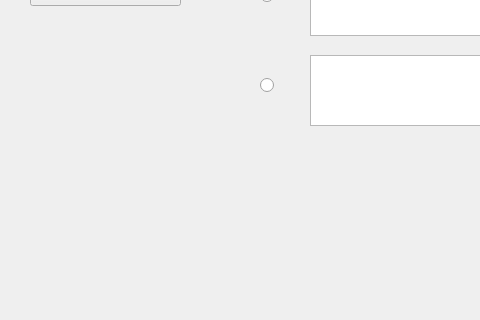
Above: ui/ObjectiveItemQuiz.ui from Harahan/BUAA-python-programming-2022-summer before the change; both pictures show x 0 to 480 and y 435 to 755 of the 1200 by 755 pixel window. Below: the same form after it.
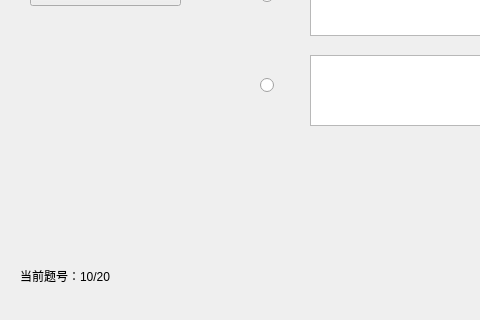
That is the form after the change.

Commit message: fix showing quiz schedule and format tips when contributing

Diff of the .ui file:
```diff
--- a/ui/ObjectiveItemQuiz.ui
+++ b/ui/ObjectiveItemQuiz.ui
@@ -290,6 +290,22 @@
     <string>返回</string>
    </property>
   </widget>
+  <widget class="QLabel" name="tipsLabel">
+   <property name="geometry">
+    <rect>
+     <x>20</x>
+     <y>690</y>
+     <width>251</width>
+     <height>41</height>
+    </rect>
+   </property>
+   <property name="styleSheet">
+    <string notr="true">font: 75 10pt &quot;Consolas&quot; rgb(241, 255, 235);</string>
+   </property>
+   <property name="text">
+    <string>当前题号：10/20</string>
+   </property>
+  </widget>
  </widget>
  <resources/>
  <connections/>
```
The commit also changes 7 other files.
